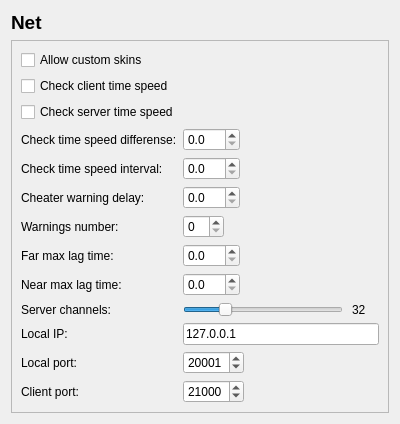
The window that Commander/config/ui/net_page.ui (AnpeJIb/Horus-Commander) describes before a commit, drawn with Qt 5.
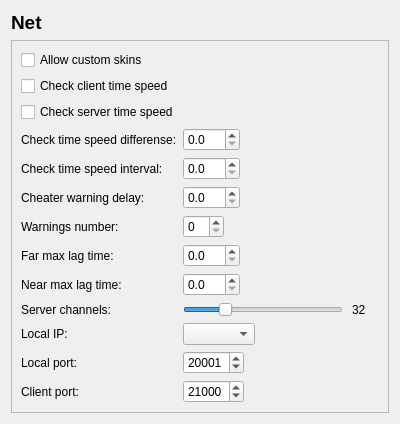
The same window after the commit.

Commit message: Selecting local IP improved

What changed in the file:
```diff
--- a/Commander/config/ui/net_page.ui
+++ b/Commander/config/ui/net_page.ui
@@ -7,7 +7,7 @@
     <x>0</x>
     <y>0</y>
     <width>400</width>
-    <height>388</height>
+    <height>389</height>
    </rect>
   </property>
   <property name="windowTitle">
@@ -193,13 +193,6 @@
           </property>
          </widget>
         </item>
-        <item row="7" column="1">
-         <widget class="QLineEdit" name="LocalIP">
-          <property name="text">
-           <string>127.0.0.1</string>
-          </property>
-         </widget>
-        </item>
         <item row="8" column="0">
          <widget class="QLabel" name="label_10">
           <property name="text">
@@ -240,6 +233,9 @@
           </property>
          </widget>
         </item>
+        <item row="7" column="1">
+         <widget class="QComboBox" name="IPbox"/>
+        </item>
        </layout>
       </item>
       <item>
```
The commit also changes 7 other files.
